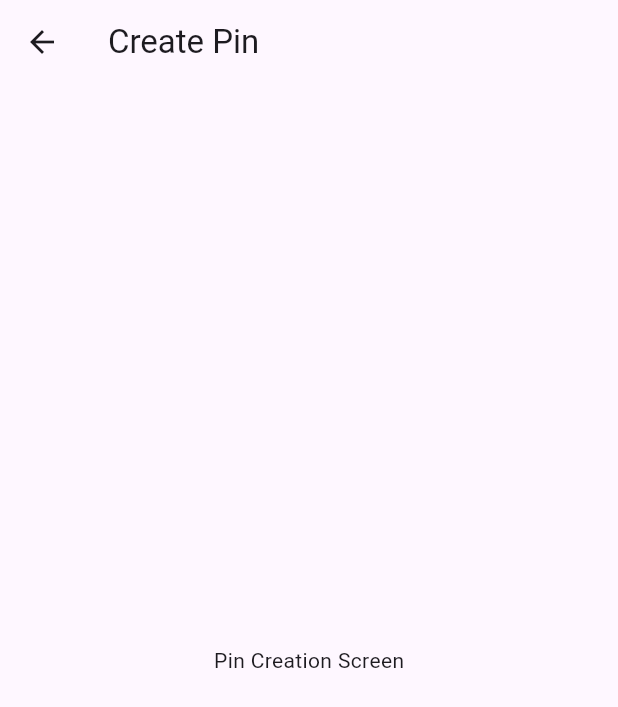
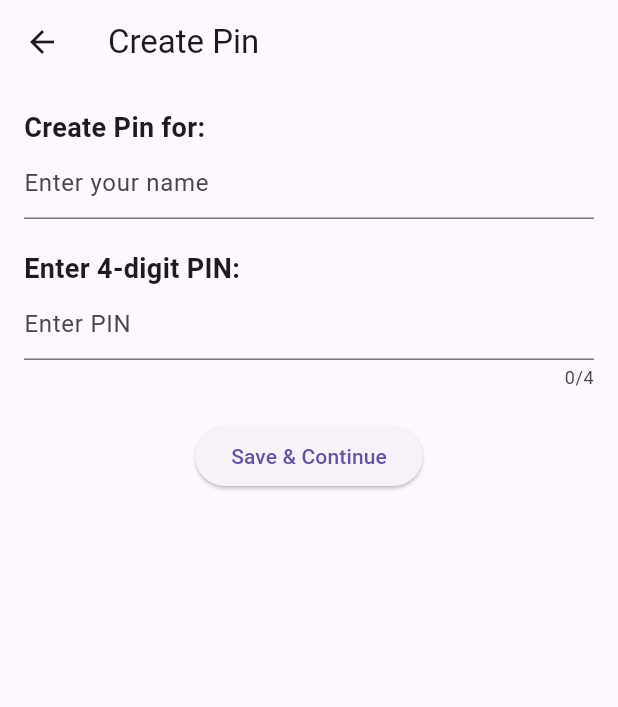
Before and after one commit to 919soyuz/Reflections_App, a Flutter app: the CreatePinScreen screen opened directly, on a phone screen of 412 x 824 dp. Shown: the top 707 px of the screen. Run offline on Flutter 3.47's test engine with Material 3 defaults, Android fonts, the phone set to English and light mode, and no system bars; our stand-ins replace shared_preferences; accounts and stored records are empty.

Commit message:
update main.dart
Username and Pin

```diff
--- a/lib/main.dart
+++ b/lib/main.dart
@@ -1,58 +1,122 @@
-import 'package:flutter/material.dart';
+// Soyuz Bhattarai + Abiskar Oli
+//11/21/2024 - ? Version 1.0
+//Reflections App
 
 
+import 'package:flutter/material.dart';
+import 'package:shared_preferences/shared_preferences.dart';
+
 void main() {
-  runApp(const ReflectionsApp());
+  runApp(ReflectionsApp());
 }
 
 class ReflectionsApp extends StatelessWidget {
-  const ReflectionsApp({Key? key}) : super(key: key);
-
   @override
   Widget build(BuildContext context) {
     return MaterialApp(
       debugShowCheckedModeBanner: false,
-      theme: ThemeData(
-        useMaterial3: true, // Enables Material 3 design system
-      ),
-      home: const LaunchScreen(),
+      home: LaunchScreen(),
     );
   }
 }
 
-class LaunchScreen extends StatefulWidget {
-  const LaunchScreen({Key? key}) : super(key: key);
-
+//Launch screen for the app. V.1.0
+class LaunchScreen extends StatelessWidget {
   @override
-  State<LaunchScreen> createState() => _LaunchScreenState();
+  Widget build(BuildContext context) {
+    return Scaffold(
+      appBar: AppBar(
+        title: Text("Reflections - Launch"),
+      ),
+      body: Center(
+        child: ElevatedButton(
+          onPressed: () {
+            Navigator.push(
+              context,
+              MaterialPageRoute(builder: (context) => CreatePinScreen()),
+            );
+          },
+          child: Text("NEW USER"),
+        ),
+      ),
+    );
+  }
 }
 
-class _LaunchScreenState extends State<LaunchScreen> {
-  int _counter = 0;
+class CreatePinScreen extends StatefulWidget {
+  @override
+  _CreatePinScreenState createState() => _CreatePinScreenState();
+}
 
-  void _incrementCounter() {
-    setState(() {
-      _counter++;
-    });
+class _CreatePinScreenState extends State<CreatePinScreen> {
+  final TextEditingController _nameController = TextEditingController();
+  final TextEditingController _pinController = TextEditingController();
+
+  Future<void> _saveUserInfo(String name, String pin) async {
+    final prefs = await SharedPreferences.getInstance();
+    await prefs.setString('userName', name);
+    await prefs.setString('userPin', pin);
+  }
+
+  void _onSubmit() async {
+    String name = _nameController.text;
+    String pin = _pinController.text;
+
+    if (name.isEmpty || pin.length != 4 || int.tryParse(pin) == null) {
+      ScaffoldMessenger.of(context).showSnackBar(
+        SnackBar(content: Text("Please enter a valid name and a 4-digit PIN")),
+      );
+      return;
+    }
+
+    await _saveUserInfo(name, pin);
+    Navigator.pushReplacement(
+      context,
+      MaterialPageRoute(builder: (context) => HomeScreen()),
+    );
   }
 
   @override
   Widget build(BuildContext context) {
     return Scaffold(
       appBar: AppBar(
-        title: const Text("Reflections Launching"),
+        title: Text("Create Pin"),
       ),
-      body: Center(
+      body: Padding(
+        padding: const EdgeInsets.all(16.0),
         child: Column(
-          mainAxisAlignment: MainAxisAlignment.center,
+          crossAxisAlignment: CrossAxisAlignment.start,
           children: [
             Text(
-              '$_counter',
-              style: Theme.of(context).textTheme.displaySmall, // Updated style
+              "Create Pin for:",
+              style: TextStyle(fontSize: 18, fontWeight: FontWeight.bold),
             ),
-            ElevatedButton(
-              onPressed: _incrementCounter,
-              child: const Icon(Icons.add),
+            TextField(
+              controller: _nameController,
+              decoration: InputDecoration(
+                hintText: "Enter your name",
+              ),
+            ),
+            SizedBox(height: 20),
+            Text(
+              "Enter 4-digit PIN:",
+              style: TextStyle(fontSize: 18, fontWeight: FontWeight.bold),
+            ),
+            TextField(
+              controller: _pinController,
+              decoration: InputDecoration(
+                hintText: "Enter PIN",
+              ),
+              maxLength: 4,
+              keyboardType: TextInputType.number,
+              obscureText: true,
+            ),
+            SizedBox(height: 20),
+            Center(
+              child: ElevatedButton(
+                onPressed: _onSubmit,
+                child: Text("Save & Continue"),
+              ),
             ),
           ],
         ),
@@ -61,17 +125,42 @@ class _LaunchScreenState extends State<LaunchScreen> {
   }
 }
 
-class CreatePinScreen extends StatelessWidget {
-  const CreatePinScreen({Key? key}) : super(key: key);
+// Stateful widget representing the home screen
+class HomeScreen extends StatefulWidget {
+  @override
+  _HomeScreenState createState() => _HomeScreenState();
+}
+
+class _HomeScreenState extends State<HomeScreen> {
+  int _clickCount = 0;
+
+  void _incrementClickCount() {
+    setState(() {
+      _clickCount++;
+    });
+  }
 
   @override
   Widget build(BuildContext context) {
     return Scaffold(
       appBar: AppBar(
-        title: const Text("Create Pin"),
+        title: Text("Home Screen"),
       ),
-      body: const Center(
-        child: Text("Pin Creation Screen"),
+      body: Padding(
+        padding: const EdgeInsets.all(16.0),
+        child: Column(
+          children: [
+            ElevatedButton(
+              onPressed: _incrementClickCount,
+              child: Text("Click"),
+            ),
+            SizedBox(height: 20),
+            Text(
+              "Clicked $_clickCount times",
+              style: TextStyle(fontSize: 18),
+            ),
+          ],
+        ),
       ),
     );
   }
```
